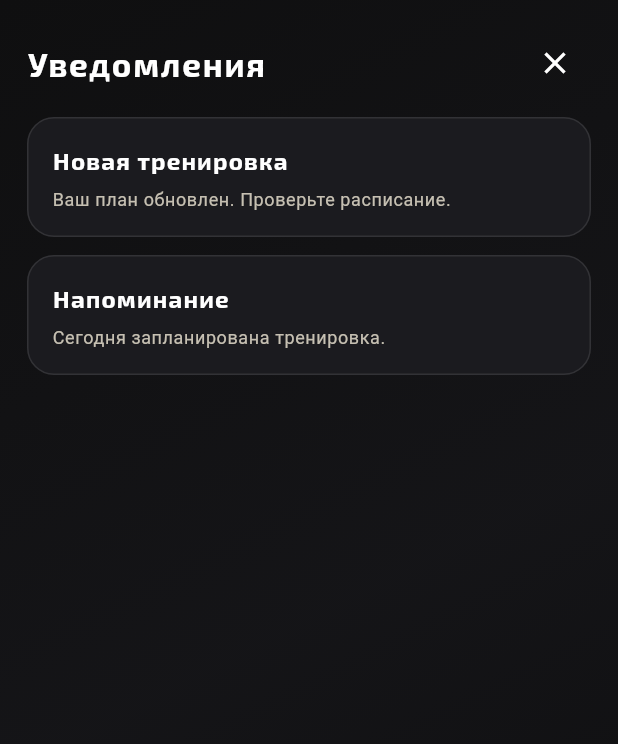
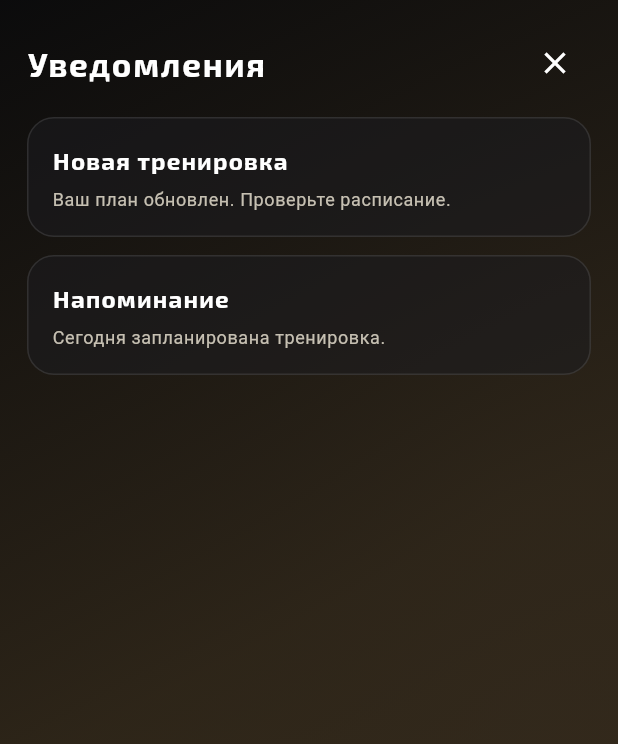
Before and after one commit to FitDEWROS/RosfitnesDEW, a Flutter app: the HomeScreen screen opened by its route, after a tap on the "notifications none" icon, on a phone screen of 412 x 824 dp. Shown: the top 744 px of the screen. Run offline on Flutter 3.47's test engine with Material 3 defaults, Android fonts, the phone set to English and light mode, and no system bars; our stand-ins replace flutter_svg, google_fonts, path_drawing, shared_preferences, video_player; missing offline and left inert: mobile_scanner, video_thumbnail; accounts and stored records are empty.

Commit message:
Center emblem, add avatar from Telegram, soften blocks

```diff
--- a/app_android/lib/app.dart
+++ b/app_android/lib/app.dart
@@ -210,14 +210,14 @@ class _AnimatedBackdropState extends State<_AnimatedBackdrop>
                       end: Alignment(1 - 2 * t, 1),
                       colors: isDark
                           ? const [
-                              Color(0xFF0F0F10),
-                              Color(0xFF151518),
-                              Color(0xFF0C0C0D),
+                              Color(0xFF0B0B0C),
+                              Color(0xFF2A1F12),
+                              Color(0xFF3E2F1B),
                             ]
                           : const [
-                              Color(0xFFF4F1E6),
-                              Color(0xFFF8F3E8),
-                              Color(0xFFF1E9D6),
+                              Color(0xFFF9EFD2),
+                              Color(0xFFF1DDB8),
+                              Color(0xFFE6C997),
                             ],
                     ),
                   ),
@@ -231,7 +231,66 @@ class _AnimatedBackdropState extends State<_AnimatedBackdrop>
                       radius: 1.2,
                       colors: [
                         AppTheme.accentColor(context)
-                            .withOpacity(isDark ? 0.12 : 0.16),
+                            .withOpacity(isDark ? 0.18 : 0.24),
+                        Colors.transparent,
+                      ],
+                    ),
+                  ),
+                ),
+              ),
+              Positioned.fill(
+                child: Container(
+                  decoration: BoxDecoration(
+                    gradient: RadialGradient(
+                      center: Alignment(-0.2, 0.75 + 0.05 * t),
+                      radius: 1.1,
+                      colors: [
+                        const Color(0xFFF6C96A)
+                            .withOpacity(isDark ? 0.18 : 0.28),
+                        Colors.transparent,
+                      ],
+                    ),
+                  ),
+                ),
+              ),
+              Positioned.fill(
+                child: Container(
+                  decoration: BoxDecoration(
+                    gradient: RadialGradient(
+                      center: Alignment(0.75, 0.15),
+                      radius: 0.9,
+                      colors: [
+                        const Color(0xFFC39BF5)
+                            .withOpacity(isDark ? 0.14 : 0.2),
+                        Colors.transparent,
+                      ],
+                    ),
+                  ),
+                ),
+              ),
+              Positioned.fill(
+                child: Container(
+                  decoration: BoxDecoration(
+                    gradient: RadialGradient(
+                      center: Alignment(-0.55 + 0.25 * t, 0.55),
+                      radius: 1.0,
+                      colors: [
+                        AppTheme.accentStrongColor(context)
+                            .withOpacity(isDark ? 0.22 : 0.28),
+                        Colors.transparent,
+                      ],
+                    ),
+                  ),
+                ),
+              ),
+              Positioned.fill(
+                child: Container(
+                  decoration: BoxDecoration(
+                    gradient: RadialGradient(
+                      center: Alignment(0.8, -0.5),
+                      radius: 0.9,
+                      colors: [
+                        const Color(0xFFF7B17C).withOpacity(isDark ? 0.12 : 0.18),
                         Colors.transparent,
                       ],
                     ),
--- a/app_android/lib/screens/home_screen.dart
+++ b/app_android/lib/screens/home_screen.dart
@@ -3,6 +3,7 @@ import 'dart:math' as math;
 import 'package:shared_preferences/shared_preferences.dart';
 import '../theme.dart';
 import '../app.dart';
+import '../services/auth_service.dart';
 
 enum TrainingMode { gym, crossfit }
 
@@ -17,6 +18,8 @@ class _HomeScreenState extends State<HomeScreen>
     with SingleTickerProviderStateMixin {
   TrainingMode _mode = TrainingMode.crossfit;
   bool _chatAllowed = false;
+  String? _avatarUrl;
+  String? _firstName;
   final ScrollController _scrollController = ScrollController();
   final _metricsKey = GlobalKey();
   final _workoutsKey = GlobalKey();
@@ -49,10 +52,15 @@ class _HomeScreenState extends State<HomeScreen>
     final prefs = await SharedPreferences.getInstance();
     final modeRaw = prefs.getString('training_mode');
     final hasCurator = prefs.getBool('has_curator') ?? false;
+    final auth = AuthService();
+    final avatarUrl = await auth.getProfilePhotoUrl();
+    final firstName = await auth.getFirstName();
 
     if (!mounted) return;
     setState(() {
       _chatAllowed = hasCurator;
+      _avatarUrl = avatarUrl;
+      _firstName = firstName;
       if (modeRaw == 'gym') {
         _mode = TrainingMode.gym;
       } else {
@@ -126,31 +134,13 @@ class _HomeScreenState extends State<HomeScreen>
     return Scaffold(
       body: Stack(
         children: [
-          Container(
-            decoration: BoxDecoration(
-              gradient: LinearGradient(
-                begin: Alignment.topLeft,
-                end: Alignment.bottomRight,
-                colors: AppTheme.backgroundGradient(context),
-              ),
-            ),
-          ),
-          const Positioned.fill(
-            child: IgnorePointer(
-              child: RepaintBoundary(
-                child: CustomPaint(
-                  painter: _NoisePainter(opacity: 0.015),
-                ),
-              ),
-            ),
-          ),
           SafeArea(
             child: ListView(
               controller: _scrollController,
               padding: const EdgeInsets.fromLTRB(18, 18, 18, 140),
               cacheExtent: 800,
               children: [
-              const SizedBox(height: 18),
+              const SizedBox(height: 12),
               Text(
                 'ПРИВЕТ',
                 style: Theme.of(context).textTheme.labelSmall?.copyWith(
@@ -158,21 +148,25 @@ class _HomeScreenState extends State<HomeScreen>
                       color: AppTheme.mutedColor(context),
                     ),
               ),
-              const SizedBox(height: 6),
-              Row(
+              const SizedBox(height: 2),
+              SizedBox(
+                height: 118,
+                child: Stack(
                   children: [
-                  Expanded(
+                    Positioned(
+                      left: 0,
+                      top: 0,
                       child: Column(
                         crossAxisAlignment: CrossAxisAlignment.start,
                         children: [
                           Text(
-                          'МАКСИМ',
+                            (_firstName ?? 'МАКСИМ').toUpperCase(),
                             style: Theme.of(context)
                                 .textTheme
                                 .titleLarge
                                 ?.copyWith(letterSpacing: 1.2),
                           ),
-                        const SizedBox(height: 6),
+                          const SizedBox(height: 4),
                           Container(
                             padding: const EdgeInsets.symmetric(
                                 vertical: 6, horizontal: 12),
@@ -191,22 +185,37 @@ class _HomeScreenState extends State<HomeScreen>
                         ],
                       ),
                     ),
-                  const SizedBox(width: 6),
-                  Transform.translate(
-                    offset: Offset(-6, parallax * -0.6),
+                    Positioned.fill(
+                      child: Align(
+                        alignment: Alignment.topCenter,
+                        child: Transform.translate(
+                          offset: Offset(0, parallax * -0.6),
                           child: SizedBox(
-                      width: 80,
-                      height: 86,
+                            width: 110,
+                            height: 118,
                             child: Image.asset(
                               'assets/emblem.png',
                               fit: BoxFit.contain,
                             ),
                           ),
                         ),
-                  const SizedBox(width: 12),
-                  if (_chatAllowed) ...[
-                    Transform.translate(
+                      ),
+                    ),
+                    Positioned(
+                      right: 0,
+                      top: 0,
+                      child: Transform.translate(
                         offset: Offset(0, parallax * -0.6),
+                        child: SizedBox(
+                          width: 96,
+                          height: 86,
+                          child: Stack(
+                            clipBehavior: Clip.none,
+                            children: [
+                              if (_chatAllowed)
+                                Positioned(
+                                  right: 58,
+                                  top: 0,
                                   child: _IconBubble(
                                     icon: Icons.chat_bubble_outline,
                                     onTap: () => _openChat(context),
@@ -214,16 +223,6 @@ class _HomeScreenState extends State<HomeScreen>
                                     iconColor: Colors.black,
                                   ),
                                 ),
-                    const SizedBox(width: 8),
-                  ],
-                  Transform.translate(
-                    offset: Offset(0, parallax * -0.6),
-                    child: SizedBox(
-                      width: 96,
-                      height: 86,
-                      child: Stack(
-                        clipBehavior: Clip.none,
-                        children: [
                               Positioned(
                                 left: 0,
                                 top: 38,
@@ -231,8 +230,10 @@ class _HomeScreenState extends State<HomeScreen>
                                   children: [
                                     _IconBubble(
                                       icon: Icons.notifications_none,
-                                onTap: () =>
-                                    Navigator.pushNamed(context, '/notifications'),
+                                      onTap: () => Navigator.pushNamed(
+                                        context,
+                                        '/notifications',
+                                      ),
                                     ),
                                     Positioned(
                                       right: 0,
@@ -272,20 +273,33 @@ class _HomeScreenState extends State<HomeScreen>
                                 right: 0,
                                 top: 38,
                                 child: InkWell(
-                            onTap: () => Navigator.pushNamed(context, '/profile'),
+                                  onTap: () => Navigator.pushNamed(
+                                    context,
+                                    '/profile',
+                                  ),
                                   borderRadius: BorderRadius.circular(999),
                                   child: CircleAvatar(
-                              radius: 18,
+                                    radius: 20,
                                     backgroundColor: isDark
                                         ? const Color(0xFF2A2B2F)
                                         : Colors.black12,
-                              child: Text(
-                                'М',
+                                    backgroundImage: (_avatarUrl != null &&
+                                            _avatarUrl!.isNotEmpty)
+                                        ? NetworkImage(_avatarUrl!)
+                                        : null,
+                                    child: (_avatarUrl == null ||
+                                            _avatarUrl!.isEmpty)
+                                        ? Text(
+                                            _firstName != null &&
+                                                    _firstName!.trim().isNotEmpty
+                                                ? _firstName!.trim()[0].toUpperCase()
+                                                : 'М',
                                             style: TextStyle(
                                               color: AppTheme.accentColor(context),
                                               fontWeight: FontWeight.w700,
                                             ),
-                              ),
+                                          )
+                                        : null,
                                   ),
                                 ),
                               ),
@@ -293,7 +307,9 @@ class _HomeScreenState extends State<HomeScreen>
                           ),
                         ),
                       ),
+                    ),
                   ],
+                ),
               ),
               const SizedBox(height: 16),
               _StatsCard(pulse: _glow, sheen: _scrollOffset),
@@ -820,7 +836,7 @@ class _ActionCard extends StatelessWidget {
         padding: const EdgeInsets.all(18),
         decoration: BoxDecoration(
           borderRadius: BorderRadius.circular(24),
-          color: cardColor,
+          color: accent ? null : Colors.transparent,
           gradient: accent
               ? LinearGradient(
                   begin: Alignment.topLeft,
@@ -834,9 +850,9 @@ class _ActionCard extends StatelessWidget {
           border: Border.all(color: isDark ? Colors.white10 : Colors.black12),
           boxShadow: const [
             BoxShadow(
-              color: Colors.black26,
-              blurRadius: 16,
-              offset: Offset(0, 8),
+              color: Colors.black12,
+              blurRadius: 10,
+              offset: Offset(0, 6),
             )
           ],
         ),
@@ -906,7 +922,7 @@ class _UsefulCard extends StatelessWidget {
         height: 150,
         decoration: BoxDecoration(
           borderRadius: BorderRadius.circular(24),
-          color: AppTheme.cardColor(context),
+          color: Colors.transparent,
           border: Border.all(color: isDark ? Colors.white10 : Colors.black12),
         ),
         child: Row(
@@ -1121,26 +1137,6 @@ class _ModeToggle extends StatelessWidget {
                             offset: const Offset(0, 6),
                           ),
                         ],
-                      ),
-                    ),
-                  ),
-                  Positioned(
-                    right: isGym ? -8 : null,
-                    left: isGym ? null : -8,
-                    top: 10,
-                    child: Container(
-                      width: 14,
-                      height: 8,
-                      decoration: BoxDecoration(
-                        borderRadius: BorderRadius.circular(999),
-                        gradient: LinearGradient(
-                          begin: isGym ? Alignment.centerLeft : Alignment.centerRight,
-                          end: isGym ? Alignment.centerRight : Alignment.centerLeft,
-                          colors: [
-                            AppTheme.accentStrongColor(context).withOpacity(0.9),
-                            AppTheme.accentStrongColor(context).withOpacity(0.0),
-                          ],
-                        ),
                       ),
                     ),
                   ),
--- a/app_android/lib/screens/login_screen.dart
+++ b/app_android/lib/screens/login_screen.dart
@@ -62,8 +62,16 @@ class _LoginScreenState extends State<LoginScreen> {
                   padding: const EdgeInsets.symmetric(horizontal: 20, vertical: 22),
                   decoration: BoxDecoration(
                     borderRadius: BorderRadius.circular(22),
-                    color: AppTheme.cardColor(context).withOpacity(0.9),
+                    color: AppTheme.cardColor(context).withOpacity(0.88),
                     border: Border.all(color: Colors.white12),
+                    gradient: LinearGradient(
+                      begin: Alignment.topLeft,
+                      end: Alignment.bottomRight,
+                      colors: [
+                        Colors.white.withOpacity(0.06),
+                        Colors.black.withOpacity(0.06),
+                      ],
+                    ),
                     boxShadow: const [
                       BoxShadow(
                         color: Colors.black45,
--- a/app_android/lib/services/auth_service.dart
+++ b/app_android/lib/services/auth_service.dart
@@ -2,6 +2,8 @@ import 'package:shared_preferences/shared_preferences.dart';
 
 class AuthService {
   static const _tokenKey = 'auth_token';
+  static const _photoUrlKey = 'profile_photo_url';
+  static const _firstNameKey = 'profile_first_name';
 
   Future<String?> getToken() async {
     final prefs = await SharedPreferences.getInstance();
@@ -13,15 +15,45 @@ class AuthService {
     await prefs.setString(_tokenKey, token);
   }
 
+  Future<void> setProfilePhotoUrl(String url) async {
+    final prefs = await SharedPreferences.getInstance();
+    await prefs.setString(_photoUrlKey, url);
+  }
+
+  Future<void> setFirstName(String name) async {
+    final prefs = await SharedPreferences.getInstance();
+    await prefs.setString(_firstNameKey, name);
+  }
+
+  Future<String?> getProfilePhotoUrl() async {
+    final prefs = await SharedPreferences.getInstance();
+    return prefs.getString(_photoUrlKey);
+  }
+
+  Future<String?> getFirstName() async {
+    final prefs = await SharedPreferences.getInstance();
+    return prefs.getString(_firstNameKey);
+  }
+
   Future<void> clearToken() async {
     final prefs = await SharedPreferences.getInstance();
     await prefs.remove(_tokenKey);
+    await prefs.remove(_photoUrlKey);
+    await prefs.remove(_firstNameKey);
   }
 
   Future<String?> handleAuthUri(Uri uri) async {
     final token = uri.queryParameters['token'];
     if (token == null || token.isEmpty) return null;
     await setToken(token);
+    final photoUrl = uri.queryParameters['photo_url'];
+    if (photoUrl != null && photoUrl.isNotEmpty) {
+      await setProfilePhotoUrl(photoUrl);
+    }
+    final firstName = uri.queryParameters['first_name'];
+    if (firstName != null && firstName.isNotEmpty) {
+      await setFirstName(firstName);
+    }
     return token;
   }
 }
--- a/app_android/lib/theme.dart
+++ b/app_android/lib/theme.dart
@@ -40,7 +40,9 @@ class AppTheme {
   }
 
   static Color cardColor(BuildContext context) {
-    return isDark(context) ? cardDark : cardLight;
+    return isDark(context)
+        ? cardDark.withOpacity(0.55)
+        : cardLight.withOpacity(0.7);
   }
 
   static Color accentColor(BuildContext context) {
@@ -73,15 +75,15 @@ class AppTheme {
   static List<Color> backgroundGradient(BuildContext context) {
     if (isDark(context)) {
       return [
-        bgDark.withOpacity(0.92),
-        const Color(0xFF151518).withOpacity(0.92),
-        const Color(0xFF0C0C0D).withOpacity(0.92),
+        const Color(0xFF0B0B0C).withOpacity(0.96),
+        const Color(0xFF2C2418).withOpacity(0.94),
+        const Color(0xFF3A2E1D).withOpacity(0.92),
       ];
     }
     return [
-      bgLight.withOpacity(0.94),
-      const Color(0xFFF8F3E8).withOpacity(0.94),
-      const Color(0xFFF1E9D6).withOpacity(0.94),
+      const Color(0xFFF9F0D6).withOpacity(0.97),
+      const Color(0xFFF2E0C2).withOpacity(0.95),
+      const Color(0xFFE8CDA6).withOpacity(0.93),
     ];
   }
 
@@ -95,7 +97,7 @@ class AppTheme {
 
     return ThemeData(
       brightness: Brightness.dark,
-      scaffoldBackgroundColor: bgDark,
+      scaffoldBackgroundColor: Colors.transparent,
       fontFamilyFallback: const ['Roboto', 'Noto Sans', 'Arial'],
       colorScheme: const ColorScheme.dark(
         primary: accentDark,
@@ -126,7 +128,7 @@ class AppTheme {
 
     return ThemeData(
       brightness: Brightness.light,
-      scaffoldBackgroundColor: bgLight,
+      scaffoldBackgroundColor: Colors.transparent,
       fontFamilyFallback: const ['Roboto', 'Noto Sans', 'Arial'],
       colorScheme: const ColorScheme.light(
         primary: accentLight,
```
Also changed, not shown: 2 other files. Lines whose indentation alone changed are shown as unchanged.
